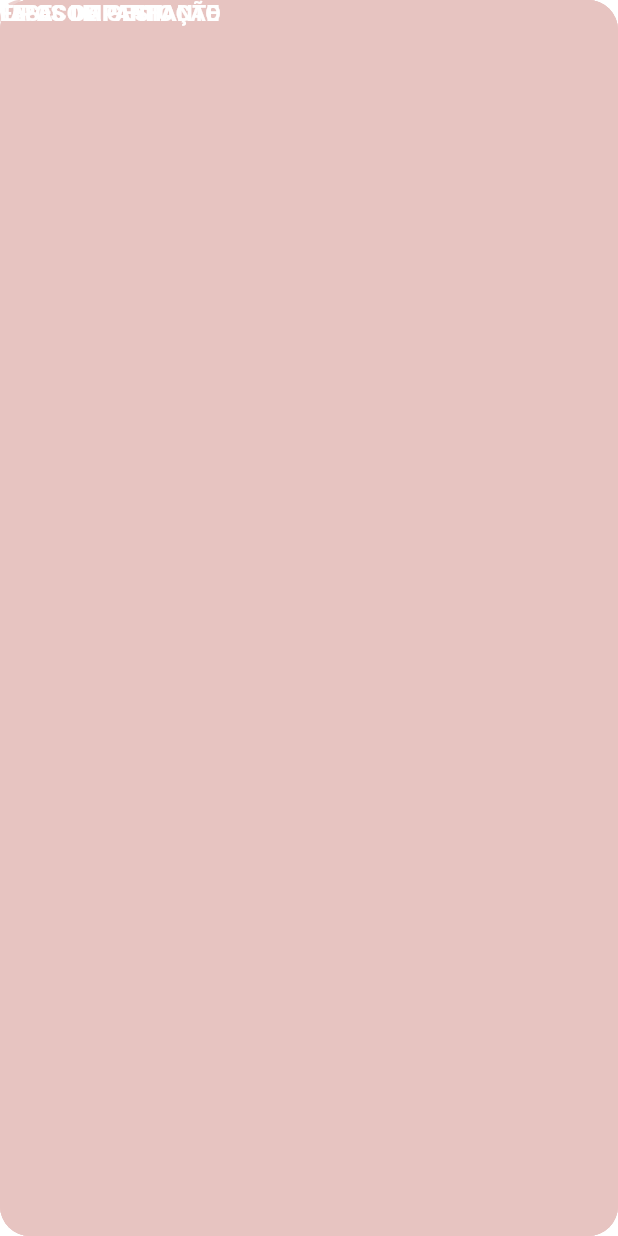
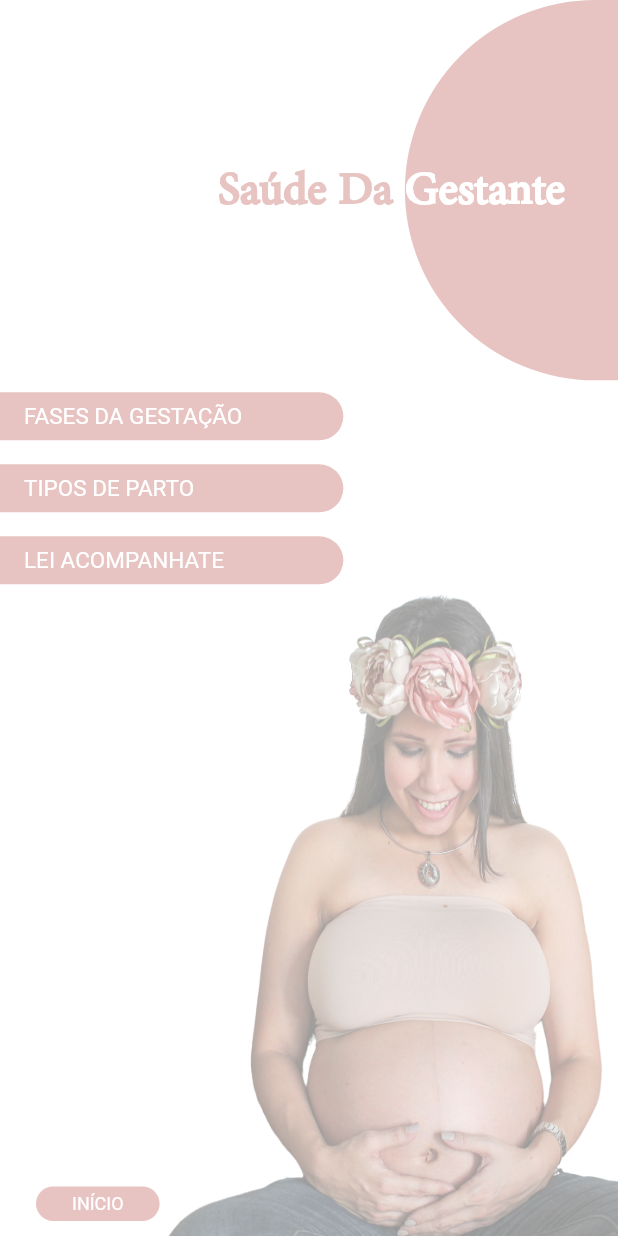
Before and after one commit to guikebr/pre-natal, a Flutter app: the SaudeGestante screen opened directly, on a phone screen of 412 x 824 dp. Run offline on Flutter 3.47's test engine with Material 2 defaults, Android fonts, the phone set to English and light mode, and no system bars; our stand-ins replace flutter_svg; missing offline and left inert: adobe_xd; Roboto replaces fonts that are missing (Adobe Hebrew).

Commit message:
# Segunda, 23 novembro 2021
- Criando tela de saúde da gestante -> "Menu";
- Tempo de trabalho 1h00m08s.

```diff
--- a/lib/core/ui/button_home/button_home.dart
+++ b/lib/core/ui/button_home/button_home.dart
@@ -5,11 +5,15 @@ class ButtonCircularHome extends StatelessWidget {
   const ButtonCircularHome({
     required this.text,
     this.page,
+    this.color = const Color(0xff4842a8),
+    this.initialHome = false,
     Key? key,
   }) : super(key: key);
 
   final Widget? page;
   final String text;
+  final bool initialHome;
+  final Color color;
 
   @override
   Widget build(BuildContext context) {
@@ -30,7 +34,7 @@ class ButtonCircularHome extends StatelessWidget {
         height: height * .028,
         alignment: Alignment.center,
         decoration: BoxDecoration(
-          color: const Color(0xff4842a8),
+          color: color,
           borderRadius: BorderRadius.circular(width * .8),
         ),
         child: Padding(
--- a/lib/core/ui/header/header.dart
+++ b/lib/core/ui/header/header.dart
@@ -4,10 +4,12 @@ class Header extends StatelessWidget {
   const Header({
     required this.title,
     required this.secondary,
+    this.color = const Color(0xff4842a8),
     Key? key,
   }) : super(key: key);
 
   final Widget title;
+  final Color color;
   final Widget secondary;
 
   @override
@@ -34,7 +36,7 @@ class Header extends StatelessWidget {
                   ),
                 ),
                 decoration: BoxDecoration(
-                  color: const Color(0xff4842a8),
+                  color: color,
                   borderRadius: BorderRadius.only(
                     topLeft: Radius.circular(width * .8),
                     bottomLeft: Radius.circular(width * .8),
--- a/lib/features/gestante/pagina/saude_gestante.dart
+++ b/lib/features/gestante/pagina/saude_gestante.dart
@@ -1,226 +1,130 @@
 import 'package:flutter/material.dart';
-import 'package:adobe_xd/pinned.dart';
+import 'package:pre_natal/core/ui/button_home/button_home.dart';
+import 'package:pre_natal/core/ui/header/header.dart';
 import 'package:pre_natal/features/gestante/pagina/fases_gestacao.dart';
 import 'package:pre_natal/features/gestante/pagina/tipo_parto.dart';
 import 'package:pre_natal/features/home/pagina/home_page.dart';
-import 'package:adobe_xd/page_link.dart';
+import 'package:pre_natal/features/home/pagina/widget/button_home.dart';
 import 'lei_acompanhante.dart';
-import 'package:flutter_svg/flutter_svg.dart';
 
 class SaudeGestante extends StatelessWidget {
   const SaudeGestante({Key? key}) : super(key: key);
 
   @override
   Widget build(BuildContext context) {
+    final double height = MediaQuery.of(context).size.height;
+    final double width = MediaQuery.of(context).size.width;
+
     return Scaffold(
       backgroundColor: const Color(0xffffffff),
       body: Stack(
-        children: <Widget>[
-          Pinned.fromPins(
-            Pin(start: -8.0, end: -127.0),
-            Pin(size: 330.0, end: 0.0),
+        children: [
+          Positioned(
+            bottom: 0,
+            right: -140,
+            left: 0,
             child: Container(
+              height: height / 1.9,
               decoration: BoxDecoration(
                 image: DecorationImage(
                   image: const AssetImage('assets/images/gravida.png'),
                   fit: BoxFit.fill,
                   colorFilter: ColorFilter.mode(
-                    Colors.black.withOpacity(0.41),
+                    Colors.black.withOpacity(0.4),
                     BlendMode.dstIn,
                   ),
                 ),
               ),
             ),
           ),
-          Pinned.fromPins(
-            Pin(size: 68.0, start: 16.0),
-            Pin(size: 24.3, end: 6.7),
-            child: SvgPicture.string(
-              _svg_uscn13,
-              allowDrawingOutsideViewBox: true,
-              fit: BoxFit.fill,
-            ),
-          ),
-          Pinned.fromPins(
-            Pin(size: 37.0, start: 31.0),
-            Pin(size: 14.0, end: 12.0),
-            child: PageLink(
-              links: [
-                PageLinkInfo(
-                  transition: LinkTransition.Fade,
-                  ease: Curves.easeOut,
-                  duration: 0.3,
-                  pageBuilder: () => const HomePage(),
-                ),
-              ],
-              child: const Text(
-                'INÍCIO',
+          Column(
+            mainAxisAlignment: MainAxisAlignment.spaceBetween,
+            children: [
+              Header(
+                title: Padding(
+                  padding: const EdgeInsets.only(right: 8.0),
+                  child: Text(
+                    'Saúde Da',
+                    textAlign: TextAlign.end,
                     style: TextStyle(
-                  fontFamily: 'Adobe Hebrew',
-                  fontSize: 12,
-                  color: Color(0xffffffff),
-                ),
-                textAlign: TextAlign.left,
+                      fontFamily: 'Adobe Arabic',
+                      fontSize: width * .1,
+                      fontWeight: FontWeight.bold,
+                      color: const Color(0xffe7c4c1),
                     ),
                   ),
                 ),
-          Pinned.fromPins(
-            Pin(size: 233.4, end: -121.0),
-            Pin(size: 211.0, start: 0.0),
-            child: SvgPicture.string(
-              _svg_kw46p,
-              allowDrawingOutsideViewBox: true,
-              fit: BoxFit.fill,
+                color: const Color(0xffe7c4c1),
+                secondary: Text(
+                  'Gestante',
+                  textAlign: TextAlign.start,
+                  style: TextStyle(
+                    fontSize: width * .1,
+                    fontFamily: 'Adobe Arabic',
+                    fontWeight: FontWeight.bold,
+                    color: Colors.white,
                   ),
                 ),
-          Pinned.fromPins(
-            Pin(size: 193.0, end: 28.0),
-            Pin(size: 25.0, start: 92.0),
-            child: const Text.rich(
-              TextSpan(
-                style: TextStyle(
-                  fontFamily: 'Adobe Hebrew',
-                  fontSize: 21,
+              ),
+              Expanded(
+                child: Column(
+                  mainAxisAlignment: MainAxisAlignment.spaceBetween,
+                  crossAxisAlignment: CrossAxisAlignment.stretch,
+                  children: [
+                    Padding(
+                      padding: const EdgeInsets.only(bottom: 40.0),
+                      child: Column(
+                        mainAxisSize: MainAxisSize.min,
+                        mainAxisAlignment: MainAxisAlignment.end,
+                        crossAxisAlignment: CrossAxisAlignment.start,
+                        children: [
+                          const ButtonHome(
+                            title: 'FASES DA GESTAÇÃO',
                             color: Color(0xffe7c4c1),
+                            page: FasesGestacao(),
                           ),
-                children: [
-                  TextSpan(
-                    text: 'SAÚDE DA',
-                    style: TextStyle(
-                      fontWeight: FontWeight.w700,
+                          const ButtonHome(
+                            title: 'TIPOS DE PARTO',
+                            color: Color(0xffe7c4c1),
+                            page: TipoParto(),
+                          ),
+                          const ButtonHome(
+                            title: 'LEI ACOMPANHATE',
+                            color: Color(0xffe7c4c1),
+                            page: LeiAcompanhante(),
+                          ),
+                        ]
+                            .map(
+                              (e) => Padding(
+                                padding:
+                                    const EdgeInsets.symmetric(vertical: 8),
+                                child: e,
+                              ),
+                            )
+                            .toList(),
                       ),
                     ),
-                  TextSpan(
-                    text: ' ',
-                    style: TextStyle(
-                      fontSize: 25,
-                      fontWeight: FontWeight.w700,
-                    ),
-                  ),
-                  TextSpan(
-                    text: 'GESTANTE',
-                    style: TextStyle(
-                      color: Color(0xffffffff),
-                      fontWeight: FontWeight.w700,
+                    Column(
+                      mainAxisAlignment: MainAxisAlignment.start,
+                      crossAxisAlignment: CrossAxisAlignment.start,
+                      children: const [
+                        Padding(
+                          padding: EdgeInsets.only(bottom: 10.0, left: 24.0),
+                          child: ButtonCircularHome(
+                            text: 'INÍCIO',
+                            color: Color(0xffe7c4c1),
+                            page: HomePage(),
                           ),
                         ),
                       ],
                     ),
-              textHeightBehavior: TextHeightBehavior(
-                applyHeightToFirstAscent: false,
-              ),
-              textAlign: TextAlign.left,
+                  ],
                 ),
               ),
-          Pinned.fromPins(
-            Pin(size: 289.0, start: -85.0),
-            Pin(size: 32.0, middle: 0.3553),
-            child: Container(
-              decoration: BoxDecoration(
-                borderRadius: BorderRadius.circular(20.0),
-                color: const Color(0xffe7c4c1),
-              ),
-            ),
-          ),
-          Pinned.fromPins(
-            Pin(size: 289.0, start: -85.0),
-            Pin(size: 32.0, middle: 0.4227),
-            child: Container(
-              decoration: BoxDecoration(
-                borderRadius: BorderRadius.circular(20.0),
-                color: const Color(0xffe7c4c1),
-              ),
-            ),
-          ),
-          Pinned.fromPins(
-            Pin(size: 289.0, start: -85.0),
-            Pin(size: 32.0, middle: 0.4901),
-            child: Container(
-              decoration: BoxDecoration(
-                borderRadius: BorderRadius.circular(20.0),
-                color: const Color(0xffe7c4c1),
-              ),
-            ),
-          ),
-          Pinned.fromPins(
-            Pin(size: 125.0, start: 15.0),
-            Pin(size: 15.0, middle: 0.424),
-            child: PageLink(
-              links: [
-                PageLinkInfo(
-                  transition: LinkTransition.Fade,
-                  ease: Curves.easeOut,
-                  duration: 0.3,
-                  pageBuilder: () => const TipoParto(),
-                ),
             ],
-              child: const Text(
-                'TIPOS DE PARTO',
-                style: TextStyle(
-                  fontFamily: 'Adobe Hebrew',
-                  fontSize: 15,
-                  color: Color(0xffffffff),
-                  fontWeight: FontWeight.w700,
-                ),
-                textAlign: TextAlign.left,
-              ),
-            ),
-          ),
-          Pinned.fromPins(
-            Pin(size: 163.0, start: 15.0),
-            Pin(size: 17.0, middle: 0.3563),
-            child: PageLink(
-              links: [
-                PageLinkInfo(
-                  transition: LinkTransition.Fade,
-                  ease: Curves.easeOut,
-                  duration: 0.3,
-                  pageBuilder: () => const FasesGestacao(),
-                ),
-              ],
-              child: const Text(
-                'FASES DA GESTAÇÃO',
-                style: TextStyle(
-                  fontFamily: 'Adobe Hebrew',
-                  fontSize: 15,
-                  color: Color(0xffffffff),
-                  fontWeight: FontWeight.w700,
-                ),
-                textAlign: TextAlign.left,
-              ),
-            ),
-          ),
-          Pinned.fromPins(
-            Pin(size: 155.0, start: 16.0),
-            Pin(size: 15.0, middle: 0.4896),
-            child: PageLink(
-              links: [
-                PageLinkInfo(
-                  transition: LinkTransition.Fade,
-                  ease: Curves.easeOut,
-                  duration: 0.3,
-                  pageBuilder: () => const LeiAcompanhante(),
-                ),
-              ],
-              child: const Text(
-                'LEI ACOMPANHANTE',
-                style: TextStyle(
-                  fontFamily: 'Adobe Hebrew',
-                  fontSize: 15,
-                  color: Color(0xffffffff),
-                  fontWeight: FontWeight.w700,
-                ),
-                textAlign: TextAlign.left,
-              ),
-            ),
           ),
         ],
       ),
     );
   }
 }
-
-const String _svg_uscn13 =
-    '<svg viewBox="16.0 609.0 68.0 24.3" ><defs><filter id="shadow"><feDropShadow dx="0" dy="3" stdDeviation="6"/></filter></defs><path transform="translate(16.0, 609.0)" d="M 13.77215194702148 0 L 54.22784805297852 0 C 61.8339958190918 0 68 5.436184883117676 68 12.14205932617188 C 68 18.84793472290039 61.8339958190918 24.28411865234375 54.22784805297852 24.28411865234375 L 13.77215194702148 24.28411865234375 C 6.16600227355957 24.28411865234375 0 18.84793472290039 0 12.14205932617188 C 0 5.436184883117676 6.16600227355957 0 13.77215194702148 0 Z" fill="#e7c4c1" fill-opacity="0.78" stroke="none" stroke-width="1" stroke-opacity="0.78" stroke-miterlimit="4" stroke-linecap="butt" filter="url(#shadow)"/></svg>';
-const String _svg_kw46p =
-    '<svg viewBox="247.6 0.0 233.4 211.0" ><path transform="translate(247.55, 0.0)" d="M 116.7234039306641 0 C 181.1879425048828 0 233.4468078613281 47.23395919799805 233.4468078613281 105.5 C 233.4468078613281 163.7660369873047 181.1879425048828 211 116.7234039306641 211 C 52.25885391235352 211 0 163.7660369873047 0 105.5 C 0 47.23395919799805 52.25885391235352 0 116.7234039306641 0 Z" fill="#e7c4c1" stroke="none" stroke-width="1" stroke-miterlimit="4" stroke-linecap="butt" /></svg>';
--- a/lib/features/home/pagina/widget/button_home.dart
+++ b/lib/features/home/pagina/widget/button_home.dart
@@ -5,11 +5,13 @@ class ButtonHome extends StatelessWidget {
   const ButtonHome({
     required this.title,
     required this.page,
+    this.color = const Color(0xff4842a8),
     Key? key,
   }) : super(key: key);
 
   final String title;
   final Widget page;
+  final Color color;
 
   @override
   Widget build(BuildContext context) {
@@ -28,9 +30,9 @@ class ButtonHome extends StatelessWidget {
         height: 32,
         alignment: Alignment.centerLeft,
         width: width / 1.8,
-        decoration: const BoxDecoration(
-          color: Color(0xff4842a8),
-          borderRadius: BorderRadius.only(
+        decoration: BoxDecoration(
+          color: color,
+          borderRadius: const BorderRadius.only(
             topRight: Radius.circular(16),
             bottomRight: Radius.circular(16),
           ),
--- a/lib/features/splash_screen/pages/splash_page.dart
+++ b/lib/features/splash_screen/pages/splash_page.dart
@@ -1,5 +1,4 @@
 import 'package:flutter/material.dart';
-import 'package:flutter/services.dart';
 import 'package:pre_natal/features/home/pagina/home_page.dart';
 import '../../../core/ui/header/header.dart';
 
@@ -14,9 +13,6 @@ class _SplashPageState extends State<SplashPage>  {
   @override
   void initState() {
     super.initState();
-    // SystemChrome.setEnabledSystemUIMode(SystemUiMode.manual, overlays: [
-    //   SystemUiOverlay.top,
-    // ]);
     Future.delayed(const Duration(seconds: 2)).then((_) {
       Navigator.pushReplacement(
         context,
```
Also changed, not shown: lib/features/configuracoes/pagina/referencia_parte_3.dart (deleted, +0 -290 lines), 1 other file. Lines whose indentation alone changed are shown as unchanged.
